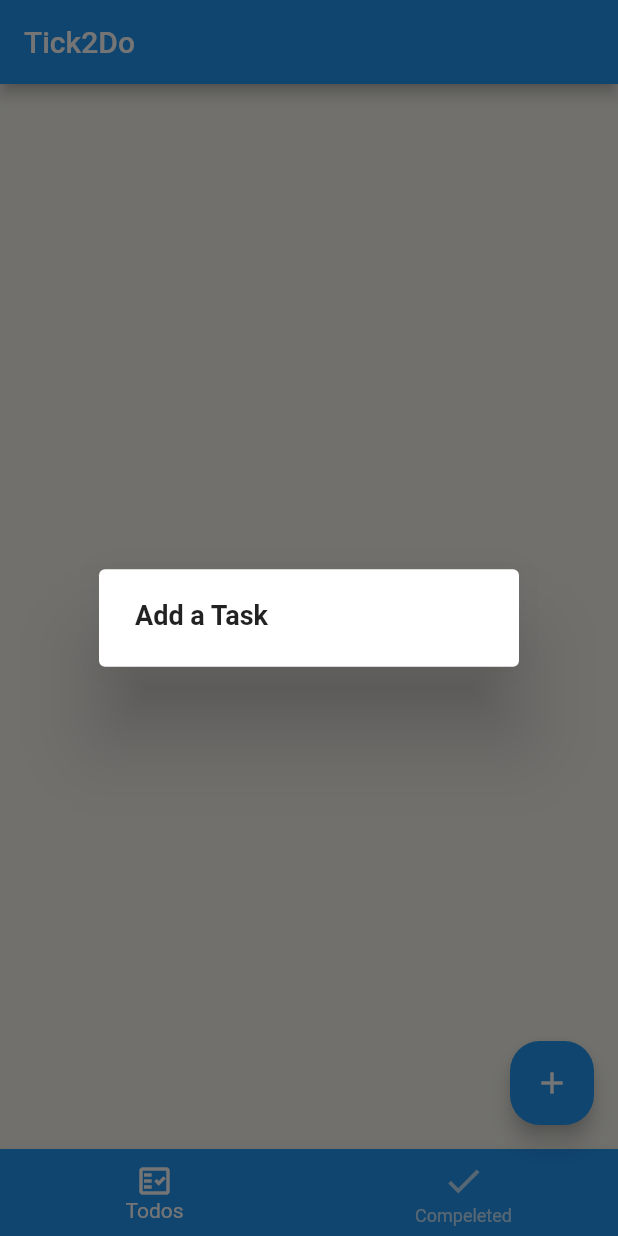
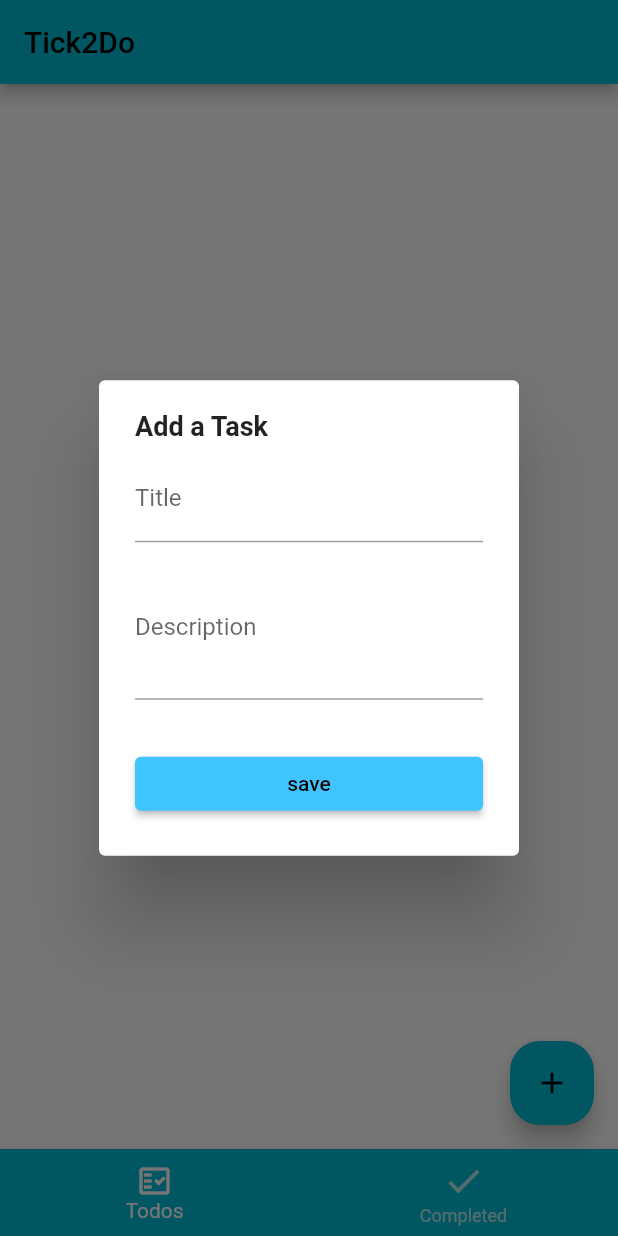
Before and after one commit to WalaaAlshaikh/Tick2DoFlutter, a Flutter app: the screen it shows after launch, after a tap on the "add" icon, on a phone screen of 412 x 824 dp. Run offline on Flutter 3.47's test engine with Material 2 defaults, Android fonts, the phone set to English and light mode, and no system bars; our stand-ins replace firebase_core; accounts and stored records are empty.

Commit message:
creating form for adding tasks

```diff
--- a/lib/main.dart
+++ b/lib/main.dart
@@ -1,6 +1,6 @@
 import 'package:firebase_core/firebase_core.dart';
 import 'package:flutter/material.dart';
-import 'package:tick2do/pages/home.dart';
+import 'package:tick2do/pages/home_page.dart';
 
 Future main() async {
   WidgetsFlutterBinding.ensureInitialized();
@@ -12,14 +12,13 @@ class MyApp extends StatelessWidget {
   static final String title = 'Tick2Do';
 
   @override
-  Widget build(BuildContext context) {
-    return MaterialApp(
-      debugShowCheckedModeBanner: false,
-      title: title,
-      theme: ThemeData(
-          primarySwatch: Colors.blue,
-          scaffoldBackgroundColor: Color(0xFFf6f5ee)),
-      home: HomePage(),
-    );
-  }
+  Widget build(BuildContext context) => MaterialApp(
+        debugShowCheckedModeBanner: false,
+        title: title,
+    theme: ThemeData(
+      primarySwatch: Colors.cyan,
+      scaffoldBackgroundColor: Colors.white
+    ),
+    home: HomePage(),
+      );
 }
--- a/lib/pages/home.dart
+++ /dev/null
@@ -1,74 +0,0 @@
-import 'package:flutter/material.dart';
-import 'package:flutter/widgets.dart';
-import 'package:tick2do/main.dart';
-import 'package:tick2do/widgets/add_dialog_widget.dart';
-
-
-
-class HomePage extends StatefulWidget {
-  @override
-  State<HomePage> createState() => _HomePageState();
-}
-
-class _HomePageState extends State<HomePage> {
-  @override
-  Widget build(BuildContext context) {
-    final tabs = [
-      Container(),
-      Container(),
-    ];
-    int selectedIndex = 0;
-    return Scaffold(
-      appBar: AppBar(
-        title: Text(MyApp.title),
-      ),
-      bottomNavigationBar: BottomNavigationBar(
-        backgroundColor: Theme.of(context).primaryColor,
-        unselectedItemColor: Colors.white.withOpacity(0.7),
-        selectedItemColor: Colors.white,
-        currentIndex: selectedIndex,
-        onTap: (index) => setState(() {
-          selectedIndex = index;
-        }),
-        items: [
-          BottomNavigationBarItem(
-            icon: Icon(Icons.fact_check_outlined),
-            label: 'Todos',
-
-          ),
-          BottomNavigationBarItem(
-            icon: Icon(Icons.done, size: 28),
-            label: 'Compeleted',
-          )
-        ],
-      ),
-      body: tabs[selectedIndex],
-      floatingActionButton: FloatingActionButton(
-        shape: RoundedRectangleBorder(
-          borderRadius: BorderRadius.circular(20)
-        ),
-        onPressed: () => showDialog(
-          context: context,
-          builder: (_)=> AlertDialog(
-            content:Column(
-              mainAxisSize: MainAxisSize.min,
-              crossAxisAlignment: CrossAxisAlignment.start,
-              children: [
-                Text(
-                  'Add a Task',
-                  style: TextStyle(
-                      fontWeight: FontWeight.bold,
-                      fontSize: 18
-                  ),),
-
-              ],
-            ),
-          ),
-
-          barrierDismissible: false,
-
-        ),
-        child: Icon(Icons.add),),
-    );
-  }
-}
--- /dev/null
+++ b/lib/pages/home_page.dart
@@ -0,0 +1,71 @@
+import 'package:flutter/material.dart';
+import 'package:flutter/widgets.dart';
+import 'package:tick2do/main.dart';
+import 'package:tick2do/widgets/todo_form_widget.dart';
+import 'package:tick2do/widgets/add_dialog_widget.dart';
+
+import '../widgets/todo_form_widget.dart';
+
+
+
+class HomePage extends StatefulWidget {
+  @override
+  _HomePageState createState() => _HomePageState();
+}
+
+class _HomePageState extends State<HomePage> {
+
+
+  @override
+  Widget build(BuildContext context) {
+    final tabs = [
+      Container(),
+      Container(),
+    ];
+    int selectedIndex = 0;
+
+    return Scaffold(
+      appBar: AppBar(
+        title: Text(MyApp.title),
+      ),
+      bottomNavigationBar: BottomNavigationBar(
+        backgroundColor: Theme
+            .of(context)
+            .primaryColor,
+        unselectedItemColor: Colors.white.withOpacity(0.7),
+        selectedItemColor: Colors.white,
+        currentIndex: selectedIndex,
+        onTap: (index) =>
+            setState(() {
+              selectedIndex = index;
+            }),
+        items: [
+          BottomNavigationBarItem(
+            icon: Icon(Icons.fact_check_outlined),
+            label: 'Todos',
+
+          ),
+          BottomNavigationBarItem(
+            icon: Icon(Icons.done, size: 28),
+            label: 'Completed',
+          )
+        ],
+      ),
+      body: tabs[selectedIndex],
+      floatingActionButton: FloatingActionButton(
+          shape: RoundedRectangleBorder(
+              borderRadius: BorderRadius.circular(20)
+          ),
+          onPressed: () =>
+              showDialog(
+                context: this.context,
+                builder: (BuildContext context) => AddTodoDialogWidget(),
+
+                barrierDismissible: false,
+
+              ),
+          child: Icon(Icons.add)
+      ),
+    );
+  }
+}
--- a/lib/widgets/add_dialog_widget.dart
+++ b/lib/widgets/add_dialog_widget.dart
@@ -1,19 +1,53 @@
 
 
 import 'package:flutter/material.dart';
+import 'package:tick2do/widgets/todo_form_widget.dart';
+// class AddTodoDialogWidget extends StatefulWidget {
+//
+//   @override
+//   State<AddTodoDialogWidget> createState() => _AddTodoDialogWidgetState();
+// }
+//
+// class _AddTodoDialogWidgetState extends State<AddTodoDialogWidget> {
+//   final _formKey= GlobalKey<FormState>();
+//   String title= '';
+//   String description='';
+//   @override
+//   Widget build(BuildContext context) => AlertDialog(
+//   content: Column(
+//         mainAxisSize: MainAxisSize.min,
+//         crossAxisAlignment: CrossAxisAlignment.start,
+//         children: [
+//           Text(
+//             'Add a Task',
+//             style: TextStyle(
+//               fontWeight: FontWeight.bold,
+//               fontSize: 22
+//             ),),
+//
+//         ],
+//       ),
+//
+//   );
+//   }
 
+
+
+//
 class AddTodoDialogWidget extends StatefulWidget {
 
   @override
-  State<AddTodoDialogWidget> createState() => _AddTodoDialogWidgetState();
+  _AddTodoDialogWidgetState createState() => _AddTodoDialogWidgetState();
 }
 
 class _AddTodoDialogWidgetState extends State<AddTodoDialogWidget> {
  final _formKey= GlobalKey<FormState>();
  String title= '';
  String description='';
+
   @override
-  Widget build(BuildContext context) => AlertDialog(
+  Widget build(BuildContext context) =>
+    AlertDialog(
       content: Column(
         mainAxisSize: MainAxisSize.min,
         crossAxisAlignment: CrossAxisAlignment.start,
@@ -22,38 +56,16 @@ class _AddTodoDialogWidgetState extends State<AddTodoDialogWidget> {
             'Add a Task',
             style: TextStyle(
                 fontWeight: FontWeight.bold,
-              fontSize: 22
-            ),),
-
+                fontSize: 18
+            ),
+          ),
+          const SizedBox(height: 8),
+          FormWidget(
+            onChangedTitle:(title)=> setState(()=> this.title=title),
+            onChangedDescription: (description)=> setState(()=> this.description=description),
+            onSavedTodo: () {},
+          ),
         ],
       ),
-
     );
   }
-
-
-
-//
-// class AddTodoDialogWidget extends StatefulWidget {
-//
-//   @override
-//   State<AddTodoDialogWidget> createState() => _AddTodoDialogWidgetState();
-// }
-//
-// class _AddTodoDialogWidgetState extends State<AddTodoDialogWidget> {
-//  final _formKey= GlobalKey<FormState>();
-//  String title= '';
-//  String description='';
-//
-//   @override
-//   Widget build(BuildContext context) {
-//     AlertDialog(
-//       content: Column(
-//         mainAxisSize: MainAxisSize.min,
-//         crossAxisAlignment: CrossAxisAlignment.start,
-//         children: [],
-//       ),
-//     );
-//   }
-//
-//  }
--- /dev/null
+++ b/lib/widgets/todo_form_widget.dart
@@ -0,0 +1,80 @@
+import 'package:flutter/material.dart';
+
+class FormWidget extends StatelessWidget {
+  final String title;
+  final String description;
+  final ValueChanged<String> onChangedTitle;
+  final ValueChanged<String> onChangedDescription;
+  final VoidCallback onSavedTodo;
+  const FormWidget({
+    Key? key,
+    this.title='',
+    this.description='',
+    required this.onChangedTitle,
+    required this.onChangedDescription,
+    required this.onSavedTodo,
+
+
+  }) : super(key: key);
+
+  @override
+  Widget build(BuildContext context) => SingleChildScrollView(
+    child: Column(
+      mainAxisSize: MainAxisSize.min,
+      children: [
+        buildTitle(),
+        SizedBox(height: 8),
+        buildDescription(),
+        SizedBox(height: 32),
+        buildButton(),
+
+      ],
+    ),
+  );
+      Widget buildTitle() => TextFormField(
+        initialValue: title,
+        onChanged: onChangedTitle,
+        validator: (title){
+          if(title!.isEmpty){
+            return'The title must be filled';
+
+          }
+          return null;
+        },
+        decoration: InputDecoration(
+          border: UnderlineInputBorder(),
+          labelText: 'Title',
+
+
+        ),
+
+      );
+  Widget buildDescription() => TextFormField(
+    maxLines: 3,
+    initialValue: description,
+    onChanged: onChangedDescription,
+    validator: (description){
+      if(title!.isEmpty){
+        return'The title must be filled';
+
+      }
+      return null;
+    },
+    decoration: InputDecoration(
+      border: UnderlineInputBorder(),
+      labelText: 'Description',
+
+
+    ),
+
+  );
+
+  Widget buildButton() => SizedBox(
+    width: double.infinity,
+      child:ElevatedButton(
+        style: ButtonStyle( backgroundColor: MaterialStateProperty.all(Colors.lightBlueAccent)),
+        onPressed: onSavedTodo,
+        child: Text('save'),
+      ),
+    );
+}
```
Also changed, not shown: 4 other files. Lines whose indentation alone changed are shown as unchanged.
